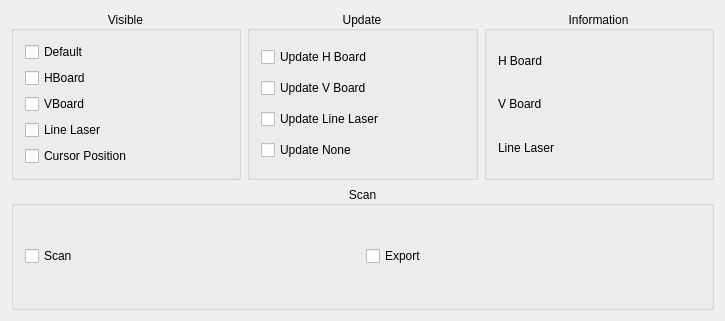
Before: the Qt Designer form Scanner/AUserInterface.ui in pmh5050/BMR-Scanner, drawn with Qt 5.
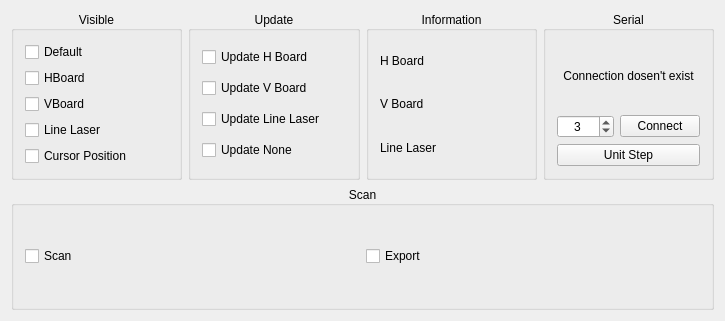
After: the same form once the commit is applied.

Commit message: Serial Interface Update

Diff of the .ui file:
```diff
--- a/Scanner/AUserInterface.ui
+++ b/Scanner/AUserInterface.ui
@@ -139,6 +139,56 @@
        </layout>
       </widget>
      </item>
+     <item>
+      <widget class="QGroupBox" name="SerialGroup">
+       <property name="title">
+        <string>Serial</string>
+       </property>
+       <property name="alignment">
+        <set>Qt::AlignCenter</set>
+       </property>
+       <layout class="QVBoxLayout" name="verticalLayout_5">
+        <item>
+         <widget class="QLabel" name="SerialStateLabel">
+          <property name="text">
+           <string>Connection dosen't exist</string>
+          </property>
+          <property name="alignment">
+           <set>Qt::AlignCenter</set>
+          </property>
+         </widget>
+        </item>
+        <item>
+         <layout class="QHBoxLayout" name="ComSelectLayout">
+          <item>
+           <widget class="QSpinBox" name="SerialChannel">
+            <property name="alignment">
+             <set>Qt::AlignCenter</set>
+            </property>
+            <property name="value">
+             <number>3</number>
+            </property>
+           </widget>
+          </item>
+          <item>
+           <widget class="QPushButton" name="ConnectButton">
+            <property name="text">
+             <string>Connect</string>
+            </property>
+           </widget>
+          </item>
+         </layout>
+        </item>
+        <item>
+         <widget class="QPushButton" name="UnitStepButton">
+          <property name="text">
+           <string>Unit Step</string>
+          </property>
+         </widget>
+        </item>
+       </layout>
+      </widget>
+     </item>
     </layout>
    </item>
    <item>
```
Left out of the diff: 2 changed lines with no effect on the pictures. The commit also changes 17 other files.
